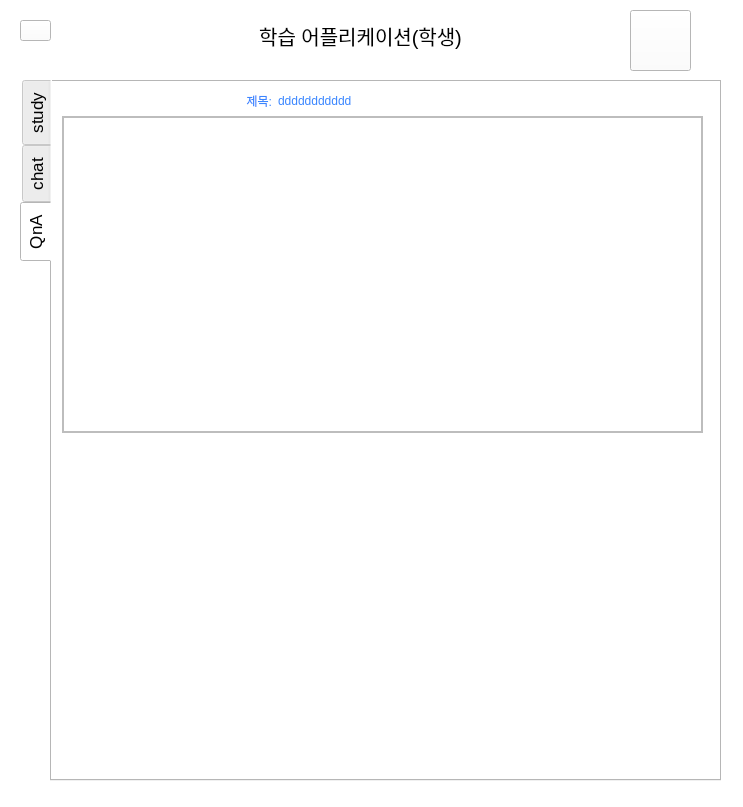
Above: study.ui from syarin03/EduApp before the change. Below: the same form after it.
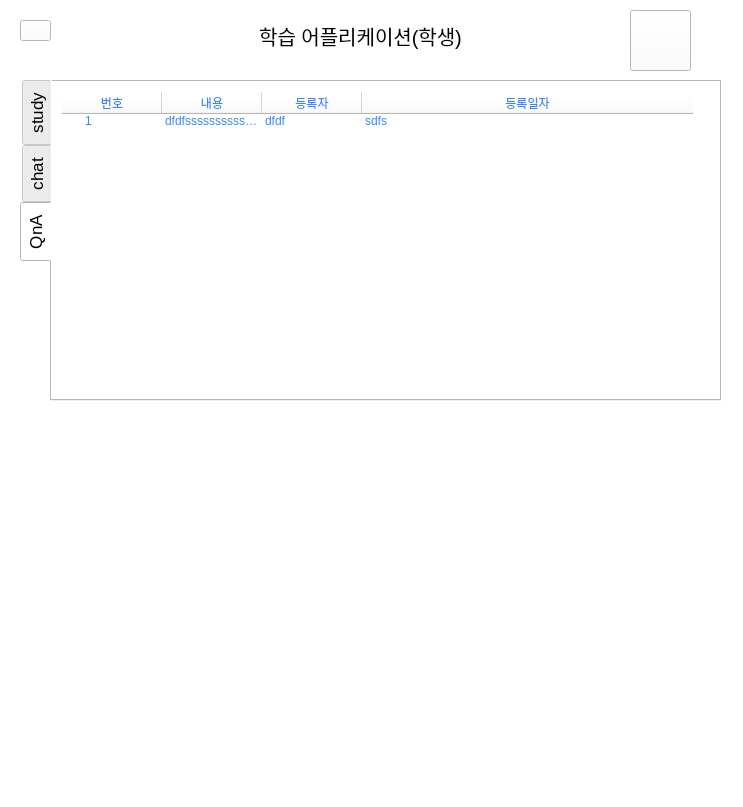
That is the form after the change. The open tabs and pages were chosen to show the change. Icons and pictures are not drawn.

The edit to the form file:
```diff
--- a/study.ui
+++ b/study.ui
@@ -1062,7 +1062,7 @@
         <x>20</x>
         <y>80</y>
         <width>701</width>
-        <height>701</height>
+        <height>321</height>
        </rect>
       </property>
       <property name="font">
@@ -1412,36 +1412,18 @@
        <attribute name="title">
         <string>QnA</string>
        </attribute>
-       <widget class="QStackedWidget" name="stackedWidget_7">
-        <property name="geometry">
-         <rect>
-          <x>10</x>
-          <y>0</y>
-          <width>651</width>
-          <height>701</height>
-         </rect>
-        </property>
-        <property name="currentIndex">
-         <number>0</number>
-        </property>
-        <widget class="QWidget" name="page_17">
          <widget class="QWidget" name="gridLayoutWidget_7">
           <property name="geometry">
            <rect>
-            <x>0</x>
+          <x>10</x>
             <y>10</y>
-            <width>641</width>
-            <height>641</height>
+          <width>631</width>
+          <height>291</height>
            </rect>
           </property>
           <layout class="QGridLayout" name="gridLayout_6">
-           <item row="1" column="0" colspan="2">
+         <item row="0" column="0">
             <widget class="QTreeWidget" name="treeWidget_2">
-             <property name="styleSheet">
-              <string notr="true">color:rgb(0,0,0);
-background-color: white;
-border: 1px solid rgb(189, 189, 189);</string>
-             </property>
              <column>
               <property name="text">
                <string>번호</string>
@@ -1451,114 +1433,63 @@
                 <strikeout>false</strikeout>
                </font>
               </property>
+            <property name="textAlignment">
+             <set>AlignCenter</set>
+            </property>
              </column>
              <column>
               <property name="text">
                <string>내용</string>
               </property>
+            <property name="textAlignment">
+             <set>AlignCenter</set>
+            </property>
              </column>
              <column>
               <property name="text">
                <string>등록자</string>
               </property>
+            <property name="textAlignment">
+             <set>AlignCenter</set>
+            </property>
              </column>
              <column>
               <property name="text">
                <string>등록일자</string>
               </property>
-             </column>
-             <column>
-              <property name="text">
-               <string>답변여부</string>
+            <property name="textAlignment">
+             <set>AlignCenter</set>
               </property>
              </column>
              <item>
               <property name="text">
-               <string>ㄴㅇㄹㄴ</string>
-              </property>
-              <property name="text">
-               <string>ㄴㄴㅇㄹㄴㅇㄹ</string>
+             <string>1</string>
+            </property>
+            <property name="textAlignment">
+             <set>AlignLeading|AlignVCenter</set>
               </property>
               <property name="text">
-               <string>ㄴㅇㄹㄴㅇㄹ</string>
+             <string>dfdfsssssssssssssssssss</string>
               </property>
               <property name="text">
-               <string>ㄴㄴㅇㄹㄴㅇㄹ</string>
-              </property>
-              <item>
-               <property name="text">
-                <string>sdfsdffffffffffffffffffffffffffffffffffffffffffffffffffffffff</string>
-               </property>
-              </item>
-             </item>
-            </widget>
-           </item>
-          </layout>
-         </widget>
-         <widget class="QPushButton" name="pushButton_7">
-          <property name="geometry">
-           <rect>
-            <x>0</x>
-            <y>660</y>
-            <width>639</width>
-            <height>31</height>
-           </rect>
-          </property>
-          <property name="styleSheet">
-           <string notr="true">	background-color: white;
-	border: 2px solid rgb(189, 189, 189);</string>
-          </property>
+             <string>dfdf</string>
+            </property>
+            <property name="textAlignment">
+             <set>AlignCenter</set>
+            </property>
           <property name="text">
-           <string>질문하기</string>
-          </property>
-         </widget>
-        </widget>
-        <widget class="QWidget" name="page_18">
-         <widget class="QWidget" name="gridLayoutWidget_12">
-          <property name="geometry">
-           <rect>
-            <x>0</x>
-            <y>10</y>
-            <width>641</width>
-            <height>341</height>
-           </rect>
-          </property>
-          <layout class="QGridLayout" name="gridLayout_13">
-           <item row="0" column="0">
-            <widget class="QLabel" name="label_37">
-             <property name="text">
-              <string>제목:</string>
-             </property>
-             <property name="alignment">
-              <set>Qt::AlignRight|Qt::AlignTrailing|Qt::AlignVCenter</set>
-             </property>
-            </widget>
+             <string>sdfs</string>
+            </property>
+            <property name="textAlignment">
+             <set>AlignCenter</set>
+            </property>
+            <property name="flags">
+             <set>ItemIsSelectable|ItemIsEditable|ItemIsDragEnabled|ItemIsDropEnabled|ItemIsEnabled|ItemIsTristate</set>
+            </property>
            </item>
-           <item row="1" column="0" colspan="3">
-            <widget class="QTextBrowser" name="textBrowser_6">
-             <property name="styleSheet">
-              <string notr="true">	background-color: white;
-	border: 2px solid rgb(189, 189, 189);</string>
-             </property>
-             <property name="html">
-              <string>&lt;!DOCTYPE HTML PUBLIC &quot;-//W3C//DTD HTML 4.0//EN&quot; &quot;http://www.w3.org/TR/REC-html40/strict.dtd&quot;&gt;
-&lt;html&gt;&lt;head&gt;&lt;meta name=&quot;qrichtext&quot; content=&quot;1&quot; /&gt;&lt;style type=&quot;text/css&quot;&gt;
-p, li { white-space: pre-wrap; }
-&lt;/style&gt;&lt;/head&gt;&lt;body style=&quot; font-family:'Ubuntu'; font-size:11pt; font-weight:400; font-style:normal;&quot;&gt;
-&lt;p style=&quot;-qt-paragraph-type:empty; margin-top:0px; margin-bottom:0px; margin-left:0px; margin-right:0px; -qt-block-indent:0; text-indent:0px;&quot;&gt;&lt;br /&gt;&lt;/p&gt;&lt;/body&gt;&lt;/html&gt;</string>
-             </property>
-            </widget>
-           </item>
-           <item row="0" column="1">
-            <widget class="QLabel" name="label_38">
-             <property name="text">
-              <string>ddddddddddd</string>
-             </property>
-            </widget>
-           </item>
-          </layout>
-         </widget>
-        </widget>
+          </widget>
+         </item>
+        </layout>
        </widget>
       </widget>
      </widget>
```
Left out of the diff: 6 changed lines with no effect on the pictures. Lines whose indentation alone changed are shown as unchanged.
